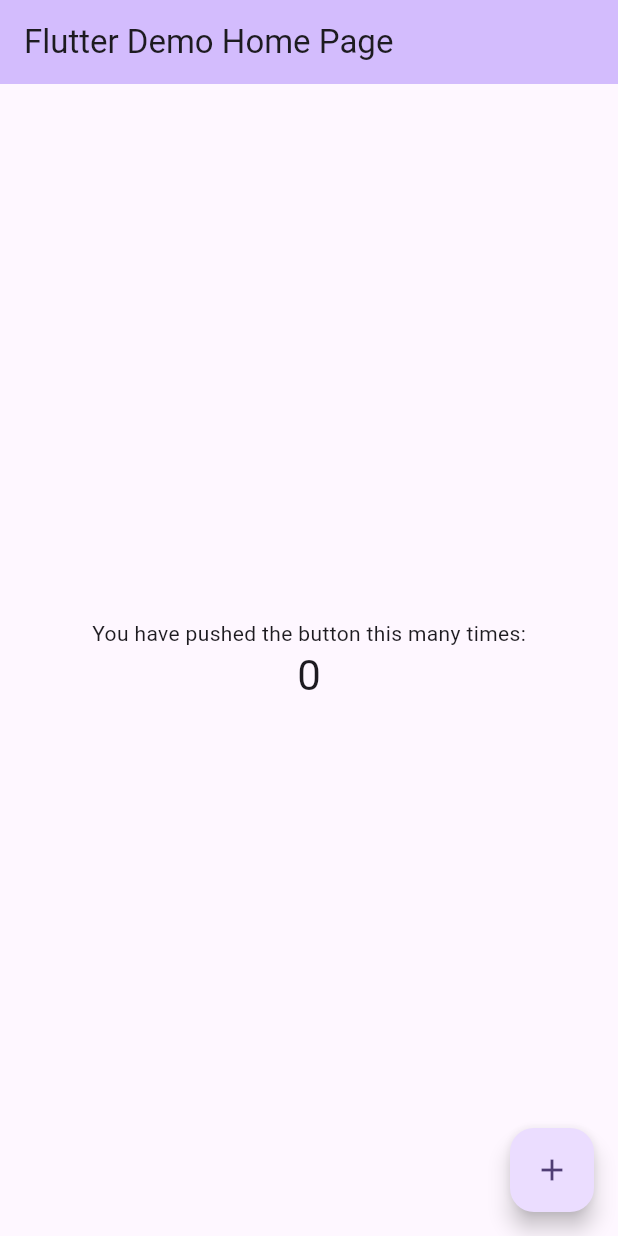
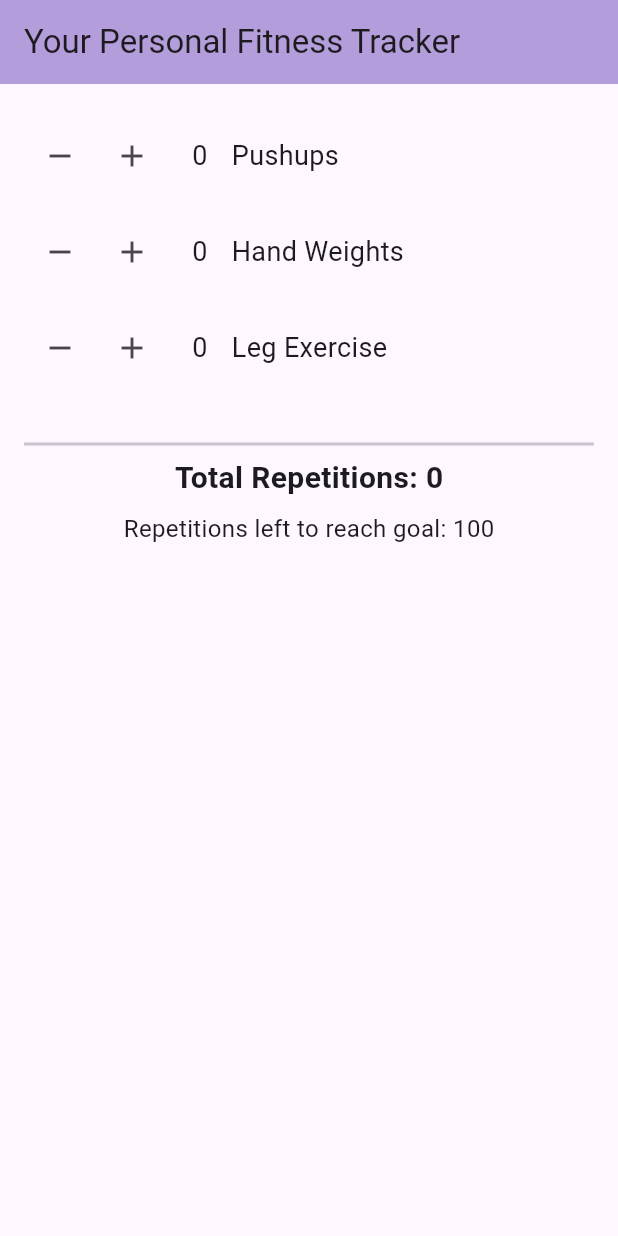
Before and after one commit to RafiFellert/GymApp1, a Flutter app: the screen it shows after launch, on a phone screen of 412 x 824 dp. Run offline on Flutter 3.47's test engine with Material 3 defaults, Android fonts, the phone set to English and light mode, and no system bars.

Commit message:
Rafi Fellert, 18May2025, gym app flutter

```diff
--- a/gym_app_flutter/lib/main.dart
+++ b/gym_app_flutter/lib/main.dart
@@ -54,69 +54,102 @@ class MyHomePage extends StatefulWidget {
 }
 
 class _MyHomePageState extends State<MyHomePage> {
-  int _counter = 0;
+  int pushups = 0;
+  int handWeights = 0;
+  int legExercise = 0;
 
-  void _incrementCounter() {
+  final int dailyGoal = 100;
+
+  void _increment(String type) {
     setState(() {
-      // This call to setState tells the Flutter framework that something has
-      // changed in this State, which causes it to rerun the build method below
-      // so that the display can reflect the updated values. If we changed
-      // _counter without calling setState(), then the build method would not be
-      // called again, and so nothing would appear to happen.
-      _counter++;
+      if (type == 'pushup') pushups++;
+      if (type == 'hand') handWeights++;
+      if (type == 'leg') legExercise++;
     });
   }
 
+  void _decrement(String type) {
+    setState(() {
+      if (type == 'pushup' && pushups > 0) pushups--;
+      if (type == 'hand' && handWeights > 0) handWeights--;
+      if (type == 'leg' && legExercise > 0) legExercise--;
+    });
+  }
+
+  int get total => pushups + handWeights + legExercise;
+  int get remaining => (dailyGoal - total).clamp(0, dailyGoal);
+  bool get goalReached => total >= dailyGoal;
+
   @override
   Widget build(BuildContext context) {
-    // This method is rerun every time setState is called, for instance as done
-    // by the _incrementCounter method above.
-    //
-    // The Flutter framework has been optimized to make rerunning build methods
-    // fast, so that you can just rebuild anything that needs updating rather
-    // than having to individually change instances of widgets.
     return Scaffold(
       appBar: AppBar(
-        // TRY THIS: Try changing the color here to a specific color (to
-        // Colors.amber, perhaps?) and trigger a hot reload to see the AppBar
-        // change color while the other colors stay the same.
-        backgroundColor: Theme.of(context).colorScheme.inversePrimary,
-        // Here we take the value from the MyHomePage object that was created by
-        // the App.build method, and use it to set our appbar title.
-        title: Text(widget.title),
+        title: const Text("Your Personal Fitness Tracker"),
+        backgroundColor: Colors.deepPurple.shade200,
       ),
-      body: Center(
-        // Center is a layout widget. It takes a single child and positions it
-        // in the middle of the parent.
+      body: Padding(
+        padding: const EdgeInsets.all(16),
         child: Column(
-          // Column is also a layout widget. It takes a list of children and
-          // arranges them vertically. By default, it sizes itself to fit its
-          // children horizontally, and tries to be as tall as its parent.
-          //
-          // Column has various properties to control how it sizes itself and
-          // how it positions its children. Here we use mainAxisAlignment to
-          // center the children vertically; the main axis here is the vertical
-          // axis because Columns are vertical (the cross axis would be
-          // horizontal).
-          //
-          // TRY THIS: Invoke "debug painting" (choose the "Toggle Debug Paint"
-          // action in the IDE, or press "p" in the console), to see the
-          // wireframe for each widget.
-          mainAxisAlignment: MainAxisAlignment.center,
-          children: <Widget>[
-            const Text('You have pushed the button this many times:'),
+          children: [
+            _buildExerciseRow("Pushups", pushups, "pushup"),
+            _buildExerciseRow("Hand Weights", handWeights, "hand"),
+            _buildExerciseRow("Leg Exercise", legExercise, "leg"),
+            const SizedBox(height: 24),
+            const Divider(thickness: 2),
             Text(
-              '$_counter',
-              style: Theme.of(context).textTheme.headlineMedium,
+              "Total Repetitions: $total",
+              style: const TextStyle(fontSize: 20, fontWeight: FontWeight.bold),
             ),
+            const SizedBox(height: 8),
+            if (!goalReached)
+              Text(
+                "Repetitions left to reach goal: $remaining",
+                style: const TextStyle(fontSize: 16),
+              ),
+            if (goalReached)
+              Padding(
+                padding: const EdgeInsets.only(top: 16),
+                child: Text(
+                  "🎉 You reached your 100 repetitions daily goal!",
+                  style: const TextStyle(
+                    fontSize: 18,
+                    fontWeight: FontWeight.bold,
+                    color: Colors.green,
+                  ),
+                  textAlign: TextAlign.center,
+                ),
+              ),
           ],
         ),
       ),
-      floatingActionButton: FloatingActionButton(
-        onPressed: _incrementCounter,
-        tooltip: 'Increment',
-        child: const Icon(Icons.add),
-      ), // This trailing comma makes auto-formatting nicer for build methods.
+    );
+  }
+
+  Widget _buildExerciseRow(String label, int count, String type) {
+    return Padding(
+      padding: const EdgeInsets.symmetric(vertical: 8),
+      child: Row(
+        children: [
+          IconButton(
+            icon: const Icon(Icons.remove),
+            onPressed: () => _decrement(type),
+          ),
+          IconButton(
+            icon: const Icon(Icons.add),
+            onPressed: () => _increment(type),
+          ),
+          const SizedBox(width: 16),
+          Text(
+            '$count',
+            style: const TextStyle(fontSize: 18),
+          ),
+          const SizedBox(width: 16),
+          Text(
+            label,
+            style: const TextStyle(fontSize: 18),
+          ),
+        ],
+      ),
     );
   }
 }
```
